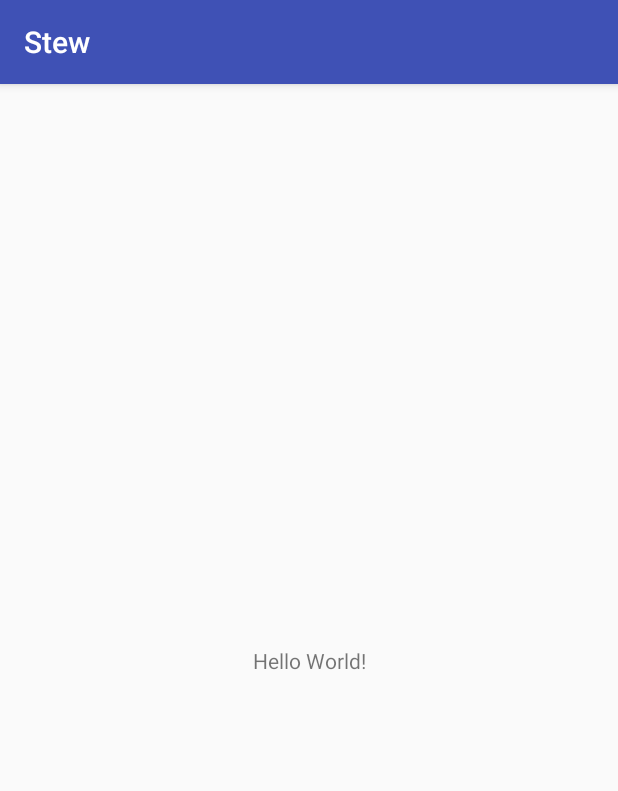
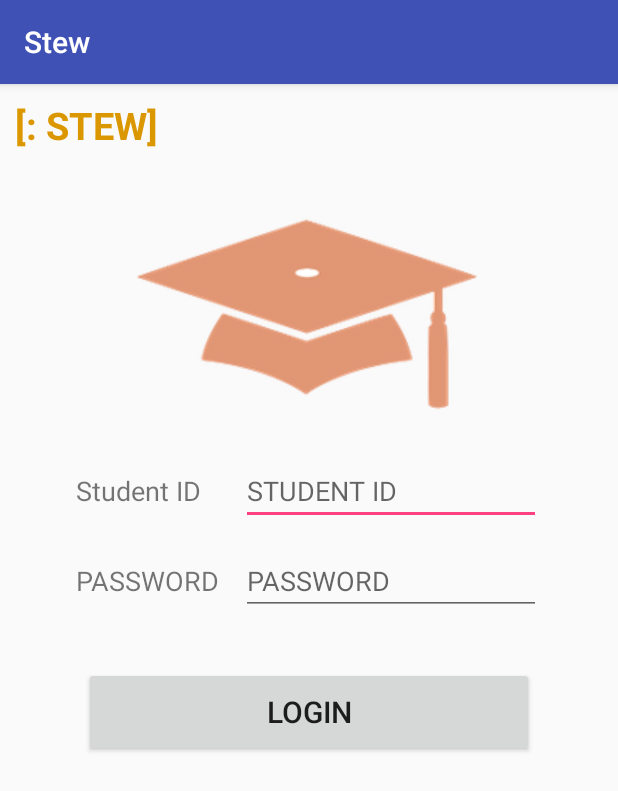
Before and after one commit to devilzCough/Stew, an Android app: the screen it shows after launch (MainActivity), on a phone screen of 412 x 824 dp. Shown: the top 791 px of the screen. Run offline under Robolectric (Android 15) with nearby library versions, the phone set to English and light mode, and no system bars.

Commit message:
login view

```diff
--- a/app/src/main/res/layout/activity_main.xml
+++ b/app/src/main/res/layout/activity_main.xml
@@ -1,18 +1,77 @@
 <?xml version="1.0" encoding="utf-8"?>
-<android.support.constraint.ConstraintLayout xmlns:android="http://schemas.android.com/apk/res/android"
+<LinearLayout xmlns:android="http://schemas.android.com/apk/res/android"
     xmlns:app="http://schemas.android.com/apk/res-auto"
     xmlns:tools="http://schemas.android.com/tools"
     android:layout_width="match_parent"
     android:layout_height="match_parent"
+    android:orientation="vertical"
     tools:context="org.androidtown.stew.MainActivity">
 
     <TextView
+        android:id="@+id/title"
         android:layout_width="wrap_content"
         android:layout_height="wrap_content"
-        android:text="Hello World!"
-        app:layout_constraintBottom_toBottomOf="parent"
-        app:layout_constraintLeft_toLeftOf="parent"
-        app:layout_constraintRight_toRightOf="parent"
-        app:layout_constraintTop_toTopOf="parent" />
+        android:layout_marginTop="10dp"
+        android:layout_marginLeft="10dp"
+        android:text="[: STEW]"
+        android:textSize="25dp"
+        android:textStyle="bold"
+        android:textColor="#FFDB9700"
+        />
 
-</android.support.constraint.ConstraintLayout>
+    <ImageView
+        android:layout_width="wrap_content"
+        android:layout_height="wrap_content"
+        android:layout_gravity="center_horizontal"
+        android:layout_marginTop="20dp"
+        android:src="@drawable/university" />
+
+    <TableLayout
+        android:layout_width="wrap_content"
+        android:layout_height="wrap_content"
+        android:layout_gravity="center_horizontal"
+        android:layout_marginTop="10dp">
+
+        <TableRow>
+            <TextView
+                android:id="@+id/txtStudentID"
+                android:layout_width="110dp"
+                android:layout_height="60dp"
+                android:text="Student ID"
+                android:textSize="18dp" />
+
+            <EditText
+                android:id="@+id/editId"
+                android:layout_width="200dp"
+                android:layout_height="wrap_content"
+                android:ems="10"
+                android:hint="STUDENT ID"
+                android:inputType="textPersonName" />
+        </TableRow>
+        <TableRow>
+            <TextView
+                android:id="@+id/txtPassword"
+                android:layout_width="110dp"
+                android:layout_height="60dp"
+                android:text="PASSWORD"
+                android:textSize="18dp" />
+
+            <EditText
+                android:id="@+id/editPw"
+                android:layout_width="200dp"
+                android:layout_height="wrap_content"
+                android:ems="10"
+                android:hint="PASSWORD"
+                android:inputType="textPassword" />
+        </TableRow>
+    </TableLayout>
+
+    <Button
+        android:id="@+id/loginBtn"
+        android:layout_width="300dp"
+        android:layout_height="60dp"
+        android:text="LOGIN"
+        android:textSize="20dp"
+        android:layout_gravity="center_horizontal"
+        android:layout_marginTop="20dp"/>
+</LinearLayout>
```
